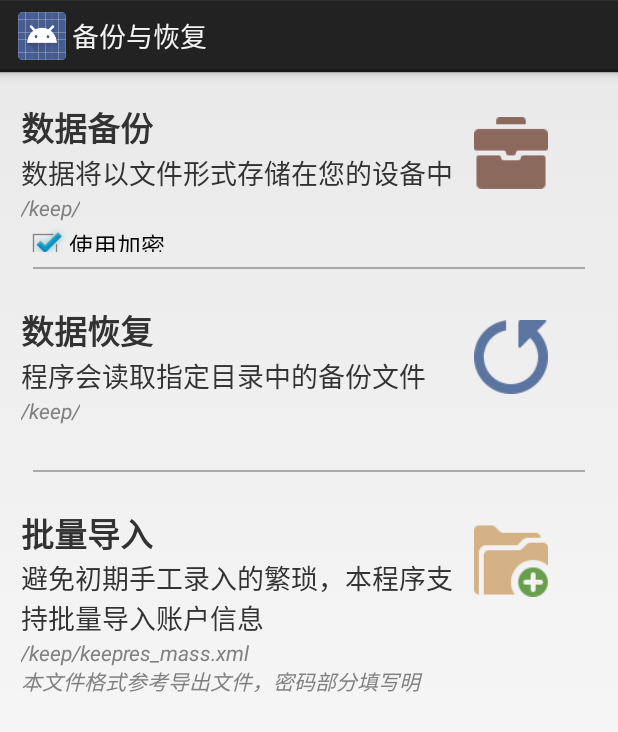
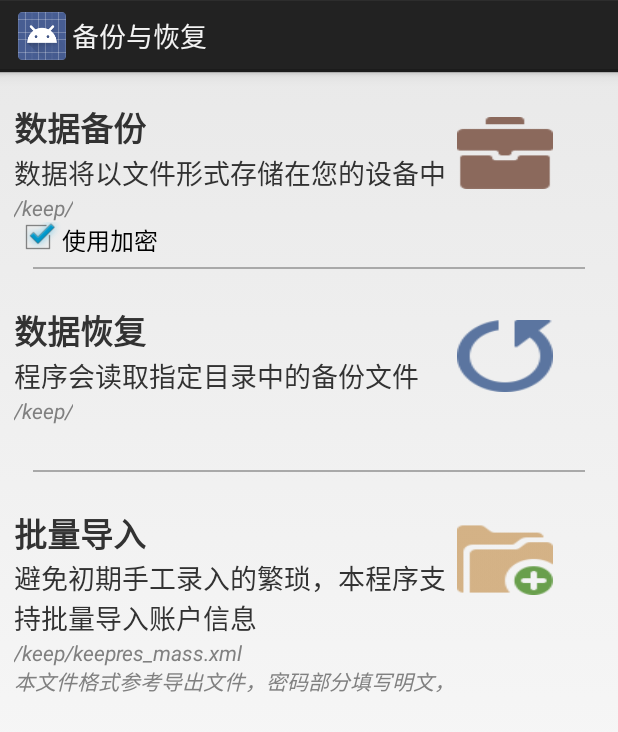
Before and after one commit to benyaiba/Mr.Keep, an Android app: the DataManagementActivity screen opened directly, with no data from a screen before it, on a phone screen of 412 x 824 dp. Shown: the top 732 px of the screen. Run offline under Robolectric (Android 15) with nearby library versions, the phone set to English and light mode, and no system bars.

Commit message:
#8 #refs 8 fix

```diff
--- a/app/src/main/res/layout/activity_data_management.xml
+++ b/app/src/main/res/layout/activity_data_management.xml
@@ -13,7 +13,7 @@
 		android:layout_marginTop="10dp"
 		android:weightSum="1">
 
-		<!--左右布局，依次是按钮、右侧文字开始-->
+		<!--左右布局，依次是文字、右按钮开始-->
 		<LinearLayout android:orientation="horizontal"
 			android:layout_width="fill_parent"
 			android:layout_height="110dp"
@@ -24,14 +24,13 @@
 
 
 
-			<!--上下布局，右侧文字开始-->
+			<!--上下布局，左侧文字开始-->
 			<LinearLayout android:orientation="vertical"
-					android:layout_width="285dp"
+					android:layout_width="295dp"
 					android:layout_height="100dp"
-					android:layout_marginLeft="10dp"
+					android:layout_marginLeft="5dp"
 					android:layout_marginRight="0dp"
-					android:weightSum="1"
-				android:layout_weight="0.14">
+					android:weightSum="1">
 
 				<TextView	android:layout_width="wrap_content"
                     android:layout_height="wrap_content"
@@ -61,17 +60,16 @@
 						android:checked="true"
 						android:layout_marginLeft="0dp"
 						android:paddingLeft="0dp"
-						android:paddingTop="0dp"
-						android:layout_weight="0.11" />
+						android:paddingTop="0dp" />
 
 				</LinearLayout>
 			<!--上下布局，右侧文字结束-->
 
 			<Button android:id="@+id/data_bakup"
 				android:layout_marginTop="10dp"
-				android:layout_width="49dp"
+				android:layout_width="wrap_content"
 				android:layout_height="wrap_content"
-				android:layout_marginLeft="10dp"
+				android:layout_marginLeft="0dp"
 				android:background="@drawable/bakup_01" />
 
 		</LinearLayout>
@@ -111,12 +109,11 @@
 
 			<!--上下布局，右侧文字开始-->
 			<LinearLayout android:orientation="vertical"
-				android:layout_width="285dp"
+				android:layout_width="295dp"
 				android:layout_height="100dp"
-				android:layout_marginLeft="10dp"
+				android:layout_marginLeft="5dp"
 				android:layout_marginRight="0dp"
-				android:weightSum="1"
-				android:layout_weight="0.14">
+				android:weightSum="1">
 
 				<TextView	android:layout_width="wrap_content"
 					android:layout_height="wrap_content"
@@ -139,9 +136,9 @@
 
 			<Button android:id="@+id/data_recover"
 				android:layout_marginTop="10dp"
-				android:layout_width="49dp"
-				android:layout_height="49dp"
-				android:layout_marginLeft="10dp"
+				android:layout_width="wrap_content"
+				android:layout_height="wrap_content"
+				android:layout_marginLeft="0dp"
 				android:background="@drawable/recory_01" />
 
 
@@ -180,12 +177,11 @@
 
 			<!--上下布局，右侧文字开始-->
 			<LinearLayout android:orientation="vertical"
-				android:layout_width="285dp"
+				android:layout_width="295dp"
 				android:layout_height="130dp"
-				android:layout_marginLeft="10dp"
+				android:layout_marginLeft="5dp"
 				android:layout_marginRight="0dp"
-				android:weightSum="1"
-				android:layout_weight="0.14">
+				android:weightSum="1">
 
 				<TextView	android:layout_width="wrap_content"
 					android:layout_height="wrap_content"
@@ -209,9 +205,9 @@
 
 			<Button android:id="@+id/data_mess_import"
 				android:layout_marginTop="10dp"
-				android:layout_width="49dp"
-				android:layout_height="49dp"
-				android:layout_marginLeft="10dp"
+				android:layout_width="wrap_content"
+				android:layout_height="wrap_content"
+				android:layout_marginLeft="0dp"
 				android:background="@drawable/mess_import_01" />
 
 		</LinearLayout>
```
